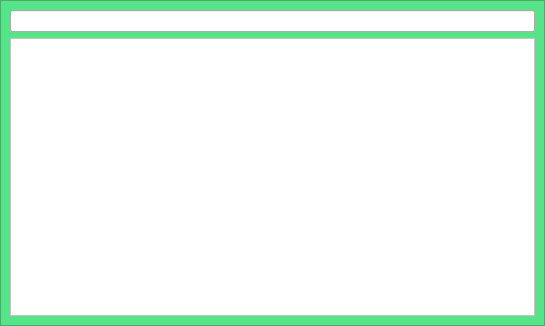
Above: src/carta.ui from EXCALOFRIO/evently before the change. Below: the same form after it.
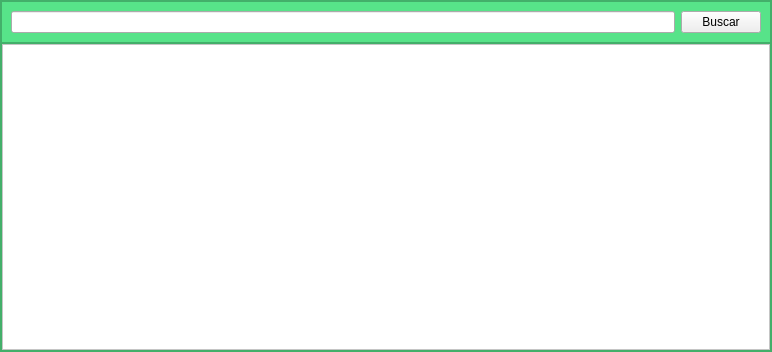
That is the form after the change.

Commit message: ventana con boton

```diff
--- a/src/carta.ui
+++ b/src/carta.ui
@@ -6,15 +6,27 @@
    <rect>
     <x>0</x>
     <y>0</y>
-    <width>545</width>
-    <height>326</height>
+    <width>772</width>
+    <height>352</height>
    </rect>
   </property>
+  <property name="maximumSize">
+   <size>
+    <width>16777215</width>
+    <height>16777215</height>
+   </size>
+  </property>
+  <property name="cursor">
+   <cursorShape>CrossCursor</cursorShape>
+  </property>
   <property name="windowTitle">
    <string>MainWindow</string>
   </property>
+  <property name="autoFillBackground">
+   <bool>false</bool>
+  </property>
   <widget class="QWidget" name="centralwidget">
-   <layout class="QHBoxLayout" name="horizontalLayout">
+   <layout class="QHBoxLayout" name="horizontalLayout_2">
     <property name="spacing">
      <number>0</number>
     </property>
@@ -51,11 +63,84 @@
        <enum>QFrame::Raised</enum>
       </property>
       <layout class="QVBoxLayout" name="verticalLayout">
+       <property name="spacing">
+        <number>0</number>
+       </property>
+       <property name="leftMargin">
+        <number>0</number>
+       </property>
+       <property name="topMargin">
+        <number>0</number>
+       </property>
+       <property name="rightMargin">
+        <number>0</number>
+       </property>
+       <property name="bottomMargin">
+        <number>0</number>
+       </property>
        <item>
-        <widget class="QLineEdit" name="lineEdit_2"/>
+        <widget class="QFrame" name="frame_2">
+         <property name="maximumSize">
+          <size>
+           <width>16777215</width>
+           <height>50</height>
+          </size>
+         </property>
+         <property name="frameShape">
+          <enum>QFrame::StyledPanel</enum>
+         </property>
+         <property name="frameShadow">
+          <enum>QFrame::Raised</enum>
+         </property>
+         <layout class="QHBoxLayout" name="horizontalLayout">
+          <item>
+           <widget class="QLineEdit" name="lineEdit"/>
+          </item>
+          <item>
+           <widget class="QPushButton" name="PushButton">
+            <property name="text">
+             <string>Buscar</string>
+            </property>
+           </widget>
+          </item>
+         </layout>
+        </widget>
        </item>
        <item>
-        <widget class="QTextBrowser" name="textBrowser"/>
+        <widget class="QFrame" name="frame_3">
+         <property name="styleSheet">
+          <string notr="true">TextEdit{
+	background-colo: rgb(255, 255, 255);
+}</string>
+         </property>
+         <property name="frameShape">
+          <enum>QFrame::StyledPanel</enum>
+         </property>
+         <property name="frameShadow">
+          <enum>QFrame::Raised</enum>
+         </property>
+         <layout class="QVBoxLayout" name="verticalLayout_3">
+          <property name="leftMargin">
+           <number>0</number>
+          </property>
+          <property name="topMargin">
+           <number>0</number>
+          </property>
+          <property name="rightMargin">
+           <number>0</number>
+          </property>
+          <property name="bottomMargin">
+           <number>0</number>
+          </property>
+          <item>
+           <widget class="QTextEdit" name="textEdit">
+            <property name="styleSheet">
+             <string notr="true">background-color: rgb(255, 255, 255);</string>
+            </property>
+           </widget>
+          </item>
+         </layout>
+        </widget>
        </item>
       </layout>
      </widget>
```
Left out of the diff: 2 changed lines with no effect on the pictures. The commit also changes 1 other file.
